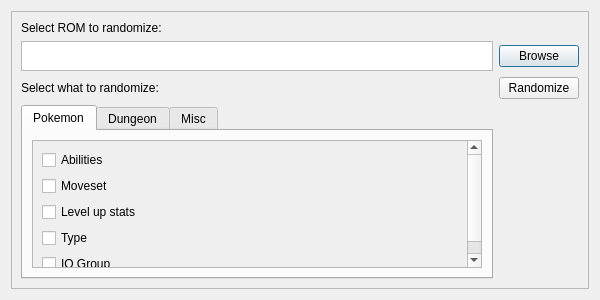
Before: the Qt Designer form layout/dialog.ui in Aissurteivos/mdrngzer, drawn with Qt 5.
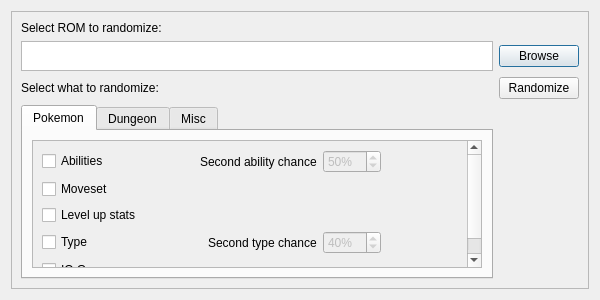
After: the same form once the commit is applied.

Commit message: added secondary ability/type chooser

The edit to the form file:
```diff
--- a/layout/dialog.ui
+++ b/layout/dialog.ui
@@ -2,6 +2,9 @@
 <ui version="4.0">
  <class>Dialog</class>
  <widget class="QDialog" name="Dialog">
+  <property name="enabled">
+   <bool>true</bool>
+  </property>
   <property name="geometry">
    <rect>
     <x>0</x>
@@ -13,7 +16,7 @@
   <property name="windowTitle">
    <string>mdrngzer</string>
   </property>
-  <layout class="QGridLayout" name="gridLayout_2">
+  <layout class="QGridLayout" name="gridLayout">
    <item row="0" column="0">
     <widget class="QFrame" name="frame">
      <property name="frameShape">
@@ -22,7 +25,7 @@
      <property name="frameShadow">
       <enum>QFrame::Raised</enum>
      </property>
-     <layout class="QGridLayout" name="gridLayout">
+     <layout class="QGridLayout" name="gridLayout_2">
       <item row="0" column="0">
        <widget class="QLabel" name="FileSelectLabel">
         <property name="text">
@@ -89,7 +92,7 @@
           <string>Pokemon</string>
          </attribute>
          <layout class="QGridLayout" name="gridLayout_3">
-          <item row="0" column="0">
+          <item row="0" column="1">
            <widget class="QScrollArea" name="scrollArea_2">
             <property name="widgetResizable">
              <bool>true</bool>
@@ -99,8 +102,8 @@
               <rect>
                <x>0</x>
                <y>0</y>
-               <width>455</width>
-               <height>132</height>
+               <width>438</width>
+               <height>133</height>
               </rect>
              </property>
              <layout class="QGridLayout" name="gridLayout_6">
@@ -111,6 +114,44 @@
                 </property>
                </widget>
               </item>
+              <item row="0" column="1" alignment="Qt::AlignRight">
+               <widget class="QLabel" name="AbilityPercentLabel">
+                <property name="text">
+                 <string>Second ability chance</string>
+                </property>
+               </widget>
+              </item>
+              <item row="0" column="2" alignment="Qt::AlignLeft">
+               <widget class="QSpinBox" name="AbilityPercentBox">
+                <property name="enabled">
+                 <bool>false</bool>
+                </property>
+                <property name="minimumSize">
+                 <size>
+                  <width>50</width>
+                  <height>0</height>
+                 </size>
+                </property>
+                <property name="wrapping">
+                 <bool>false</bool>
+                </property>
+                <property name="correctionMode">
+                 <enum>QAbstractSpinBox::CorrectToPreviousValue</enum>
+                </property>
+                <property name="suffix">
+                 <string>%</string>
+                </property>
+                <property name="minimum">
+                 <number>0</number>
+                </property>
+                <property name="maximum">
+                 <number>100</number>
+                </property>
+                <property name="value">
+                 <number>50</number>
+                </property>
+               </widget>
+              </item>
               <item row="1" column="0">
                <widget class="QCheckBox" name="MovesetEnable">
                 <property name="text">
@@ -139,6 +180,44 @@
                 </property>
                </widget>
               </item>
+              <item row="3" column="2" alignment="Qt::AlignLeft">
+               <widget class="QSpinBox" name="TypePercentBox">
+                <property name="enabled">
+                 <bool>false</bool>
+                </property>
+                <property name="minimumSize">
+                 <size>
+                  <width>50</width>
+                  <height>0</height>
+                 </size>
+                </property>
+                <property name="wrapping">
+                 <bool>false</bool>
+                </property>
+                <property name="correctionMode">
+                 <enum>QAbstractSpinBox::CorrectToPreviousValue</enum>
+                </property>
+                <property name="suffix">
+                 <string>%</string>
+                </property>
+                <property name="minimum">
+                 <number>0</number>
+                </property>
+                <property name="maximum">
+                 <number>100</number>
+                </property>
+                <property name="value">
+                 <number>40</number>
+                </property>
+               </widget>
+              </item>
+              <item row="3" column="1" alignment="Qt::AlignRight">
+               <widget class="QLabel" name="TypePercentLabel">
+                <property name="text">
+                 <string>Second type chance</string>
+                </property>
+               </widget>
+              </item>
              </layout>
             </widget>
            </widget>
```
Left out of the diff: 35 changed lines with no effect on the pictures. The commit also changes 3 other files.
